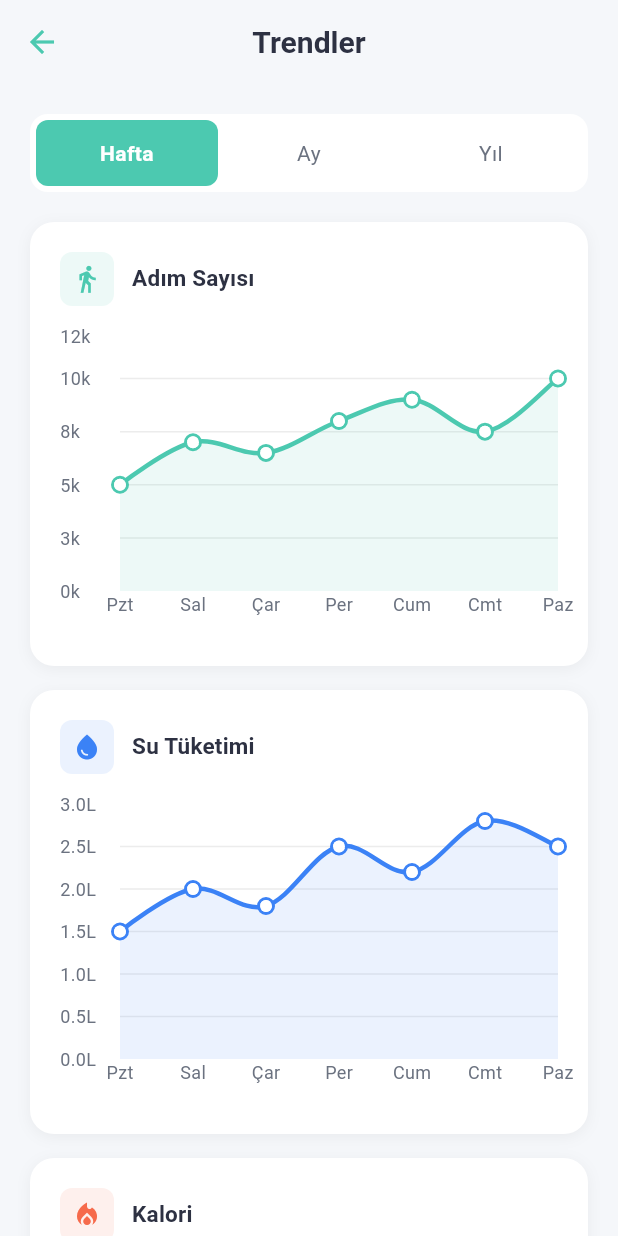
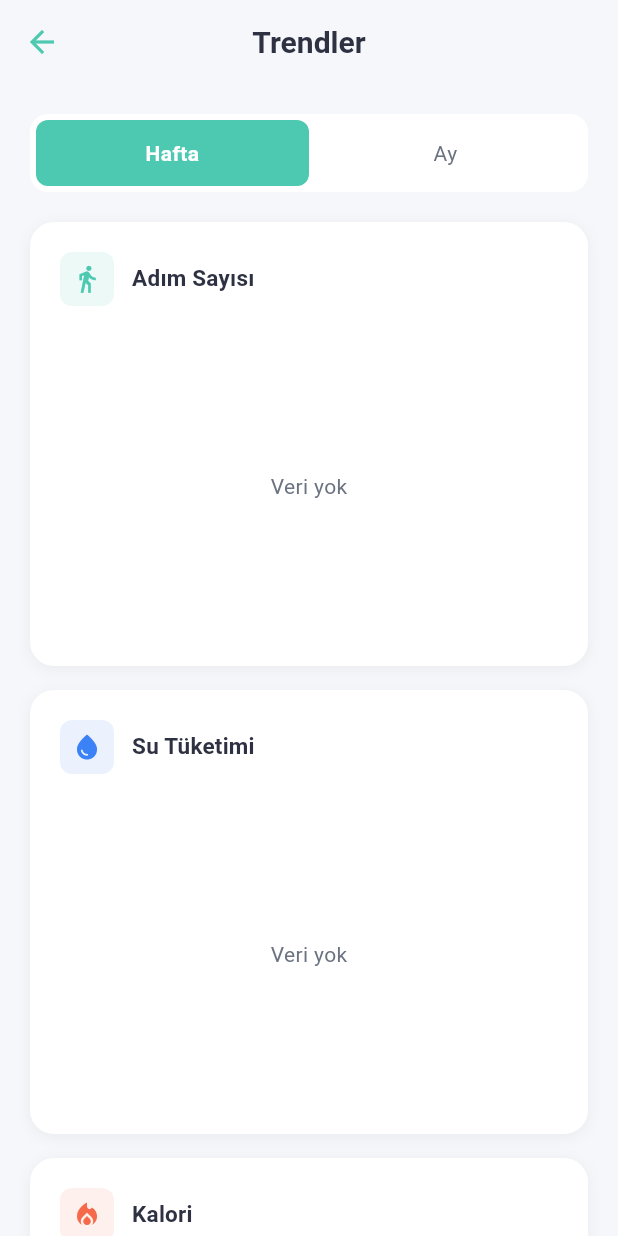
Before and after one commit to mlhdncy/bodyecho, a Flutter app: the TrendsScreen screen opened directly, on a phone screen of 412 x 824 dp. Run offline on Flutter 3.47's test engine with Material 3 defaults, Android fonts, the light colour scheme and no system bars; drawn by our look-alikes of fl_chart; our stand-ins replace cloud_firestore, firebase_auth, firebase_core; accounts and stored records are empty; statements that could not run were skipped.

Commit message:
feat: Introduce core authentication, home, profile, and trends features, including Firestore service.

```diff
--- a/lib/features/trends/views/trends_screen.dart
+++ b/lib/features/trends/views/trends_screen.dart
@@ -1,6 +1,11 @@
 import 'package:flutter/material.dart';
 import 'package:fl_chart/fl_chart.dart';
+import 'package:provider/provider.dart';
+import 'package:intl/intl.dart';
 import '../../../config/app_colors.dart';
+import '../../../services/firestore_service.dart';
+import '../../../models/daily_metric_model.dart';
+import '../../../core/authentication/viewmodels/auth_provider.dart';
 
 class TrendsScreen extends StatefulWidget {
   const TrendsScreen({super.key});
@@ -10,7 +15,38 @@ class TrendsScreen extends StatefulWidget {
 }
 
 class _TrendsScreenState extends State<TrendsScreen> {
-  String _selectedPeriod = 'week'; // week, month, year
+  String _selectedPeriod = 'week'; // week, month
+  bool _isLoading = true;
+  List<DailyMetricModel> _history = [];
+  final FirestoreService _firestoreService = FirestoreService();
+
+  @override
+  void initState() {
+    super.initState();
+    _loadHistory();
+  }
+
+  Future<void> _loadHistory() async {
+    setState(() => _isLoading = true);
+    try {
+      final authProvider = context.read<AuthProvider>();
+      final userId = authProvider.currentUser?.anonymousId;
+
+      if (userId != null) {
+        // Hafta için 7, Ay için 30 gün
+        final days = _selectedPeriod == 'week' ? 7 : 30;
+        final history = await _firestoreService.getDailyMetricsHistory(userId, days: days);
+
+        setState(() {
+          _history = history;
+        });
+      }
+    } catch (e) {
+      debugPrint('TrendsScreen: Error loading history - $e');
+    } finally {
+      setState(() => _isLoading = false);
+    }
+  }
 
   @override
   Widget build(BuildContext context) {
@@ -21,7 +57,9 @@ class _TrendsScreenState extends State<TrendsScreen> {
         elevation: 0,
         title: const Text('Trendler'),
       ),
-      body: SingleChildScrollView(
+      body: _isLoading
+        ? const Center(child: CircularProgressIndicator())
+        : SingleChildScrollView(
           padding: const EdgeInsets.all(20),
           child: Column(
             crossAxisAlignment: CrossAxisAlignment.stretch,
@@ -84,9 +122,6 @@ class _TrendsScreenState extends State<TrendsScreen> {
           Expanded(
             child: _buildPeriodButton('Ay', 'month'),
           ),
-          Expanded(
-            child: _buildPeriodButton('Yıl', 'year'),
-          ),
         ],
       ),
     );
@@ -100,6 +135,7 @@ class _TrendsScreenState extends State<TrendsScreen> {
         setState(() {
           _selectedPeriod = value;
         });
+        _loadHistory();
       },
       borderRadius: BorderRadius.circular(8),
       child: Container(
@@ -164,7 +200,9 @@ class _TrendsScreenState extends State<TrendsScreen> {
           const SizedBox(height: 20),
           SizedBox(
             height: 200,
-            child: chart,
+            child: _history.isEmpty
+              ? const Center(child: Text('Veri yok'))
+              : chart,
           ),
         ],
       ),
@@ -172,80 +210,36 @@ class _TrendsScreenState extends State<TrendsScreen> {
   }
 
   Widget _buildStepsChart() {
-    // Sample data - replace with real data
-    final spots = [
-      FlSpot(0, 5000),
-      FlSpot(1, 7000),
-      FlSpot(2, 6500),
-      FlSpot(3, 8000),
-      FlSpot(4, 9000),
-      FlSpot(5, 7500),
-      FlSpot(6, 10000),
-    ];
+    final spots = _history.asMap().entries.map((entry) {
+      return FlSpot(entry.key.toDouble(), entry.value.steps.toDouble());
+    }).toList();
 
     return LineChart(
       LineChartData(
-        gridData: FlGridData(
-          show: true,
-          drawVerticalLine: false,
-          horizontalInterval: 2500,
-          getDrawingHorizontalLine: (value) {
-            return FlLine(
-              color: Colors.grey.withOpacity(0.2),
-              strokeWidth: 1,
-            );
-          },
-        ),
+        gridData: FlGridData(show: false),
         titlesData: FlTitlesData(
           show: true,
-          rightTitles: const AxisTitles(
-            sideTitles: SideTitles(showTitles: false),
-          ),
-          topTitles: const AxisTitles(
-            sideTitles: SideTitles(showTitles: false),
-          ),
+          rightTitles: const AxisTitles(sideTitles: SideTitles(showTitles: false)),
+          topTitles: const AxisTitles(sideTitles: SideTitles(showTitles: false)),
           bottomTitles: AxisTitles(
             sideTitles: SideTitles(
               showTitles: true,
               reservedSize: 30,
               interval: 1,
               getTitlesWidget: (value, meta) {
-                const days = ['Pzt', 'Sal', 'Çar', 'Per', 'Cum', 'Cmt', 'Paz'];
-                if (value.toInt() >= 0 && value.toInt() < days.length) {
+                if (value.toInt() >= 0 && value.toInt() < _history.length) {
+                  final date = _history[value.toInt()].date;
                   return Text(
-                    days[value.toInt()],
-                    style: const TextStyle(
-                      color: AppColors.textSecondary,
-                      fontSize: 12,
-                    ),
+                    DateFormat('E', 'tr_TR').format(date), // Gün ismi
+                    style: const TextStyle(color: AppColors.textSecondary, fontSize: 10),
                   );
                 }
                 return const Text('');
               },
             ),
           ),
-          leftTitles: AxisTitles(
-            sideTitles: SideTitles(
-              showTitles: true,
-              interval: 2500,
-              reservedSize: 40,
-              getTitlesWidget: (value, meta) {
-                return Text(
-                  '${(value / 1000).toStringAsFixed(0)}k',
-                  style: const TextStyle(
-                    color: AppColors.textSecondary,
-                    fontSize: 12,
-                  ),
-                );
-              },
-            ),
-          ),
         ),
         borderData: FlBorderData(show: false),
-        minX: 0,
-        maxX: 6,
-        minY: 0,
-        maxY: 12000,
         lineBarsData: [
           LineChartBarData(
             spots: spots,
@@ -253,17 +247,7 @@ class _TrendsScreenState extends State<TrendsScreen> {
             color: AppColors.primaryTeal,
             barWidth: 3,
             isStrokeCapRound: true,
-            dotData: FlDotData(
-              show: true,
-              getDotPainter: (spot, percent, barData, index) {
-                return FlDotCirclePainter(
-                  radius: 4,
-                  color: Colors.white,
-                  strokeWidth: 2,
-                  strokeColor: AppColors.primaryTeal,
-                );
-              },
-            ),
+            dotData: const FlDotData(show: false),
             belowBarData: BarAreaData(
               show: true,
               color: AppColors.primaryTeal.withOpacity(0.1),
@@ -275,79 +259,36 @@ class _TrendsScreenState extends State<TrendsScreen> {
   }
 
   Widget _buildWaterChart() {
-    final spots = [
-      FlSpot(0, 1.5),
-      FlSpot(1, 2.0),
-      FlSpot(2, 1.8),
-      FlSpot(3, 2.5),
-      FlSpot(4, 2.2),
-      FlSpot(5, 2.8),
-      FlSpot(6, 2.5),
-    ];
+    final spots = _history.asMap().entries.map((entry) {
+      return FlSpot(entry.key.toDouble(), entry.value.waterIntake);
+    }).toList();
 
     return LineChart(
       LineChartData(
-        gridData: FlGridData(
-          show: true,
-          drawVerticalLine: false,
-          horizontalInterval: 0.5,
-          getDrawingHorizontalLine: (value) {
-            return FlLine(
-              color: Colors.grey.withOpacity(0.2),
-              strokeWidth: 1,
-            );
-          },
-        ),
+        gridData: FlGridData(show: false),
         titlesData: FlTitlesData(
           show: true,
-          rightTitles: const AxisTitles(
-            sideTitles: SideTitles(showTitles: false),
-          ),
-          topTitles: const AxisTitles(
-            sideTitles: SideTitles(showTitles: false),
-          ),
+          rightTitles: const AxisTitles(sideTitles: SideTitles(showTitles: false)),
+          topTitles: const AxisTitles(sideTitles: SideTitles(showTitles: false)),
           bottomTitles: AxisTitles(
             sideTitles: SideTitles(
               showTitles: true,
               reservedSize: 30,
               interval: 1,
               getTitlesWidget: (value, meta) {
-                const days = ['Pzt', 'Sal', 'Çar', 'Per', 'Cum', 'Cmt', 'Paz'];
-                if (value.toInt() >= 0 && value.toInt() < days.length) {
+                if (value.toInt() >= 0 && value.toInt() < _history.length) {
+                  final date = _history[value.toInt()].date;
                   return Text(
-                    days[value.toInt()],
-                    style: const TextStyle(
-                      color: AppColors.textSecondary,
-                      fontSize: 12,
-                    ),
+                    DateFormat('E', 'tr_TR').format(date),
+                    style: const TextStyle(color: AppColors.textSecondary, fontSize: 10),
                   );
                 }
                 return const Text('');
               },
             ),
           ),
-          leftTitles: AxisTitles(
-            sideTitles: SideTitles(
-              showTitles: true,
-              interval: 0.5,
-              reservedSize: 40,
-              getTitlesWidget: (value, meta) {
-                return Text(
-                  '${value.toStringAsFixed(1)}L',
-                  style: const TextStyle(
-                    color: AppColors.textSecondary,
-                    fontSize: 12,
-                  ),
-                );
-              },
-            ),
-          ),
         ),
         borderData: FlBorderData(show: false),
-        minX: 0,
-        maxX: 6,
-        minY: 0,
-        maxY: 3,
         lineBarsData: [
           LineChartBarData(
             spots: spots,
@@ -355,17 +296,7 @@ class _TrendsScreenState extends State<TrendsScreen> {
             color: AppColors.accentBlue,
             barWidth: 3,
             isStrokeCapRound: true,
-            dotData: FlDotData(
-              show: true,
-              getDotPainter: (spot, percent, barData, index) {
-                return FlDotCirclePainter(
-                  radius: 4,
-                  color: Colors.white,
-                  strokeWidth: 2,
-                  strokeColor: AppColors.accentBlue,
-                );
-              },
-            ),
+            dotData: const FlDotData(show: false),
             belowBarData: BarAreaData(
               show: true,
               color: AppColors.accentBlue.withOpacity(0.1),
@@ -380,94 +311,54 @@ class _TrendsScreenState extends State<TrendsScreen> {
     return BarChart(
       BarChartData(
         alignment: BarChartAlignment.spaceAround,
-        maxY: 2500,
         barTouchData: BarTouchData(enabled: false),
         titlesData: FlTitlesData(
           show: true,
-          rightTitles: const AxisTitles(
-            sideTitles: SideTitles(showTitles: false),
-          ),
-          topTitles: const AxisTitles(
-            sideTitles: SideTitles(showTitles: false),
-          ),
+          rightTitles: const AxisTitles(sideTitles: SideTitles(showTitles: false)),
+          topTitles: const AxisTitles(sideTitles: SideTitles(showTitles: false)),
           bottomTitles: AxisTitles(
             sideTitles: SideTitles(
               showTitles: true,
               reservedSize: 30,
               getTitlesWidget: (value, meta) {
-                const days = ['Pzt', 'Sal', 'Çar', 'Per', 'Cum', 'Cmt', 'Paz'];
-                if (value.toInt() >= 0 && value.toInt() < days.length) {
+                if (value.toInt() >= 0 && value.toInt() < _history.length) {
+                  final date = _history[value.toInt()].date;
                   return Text(
-                    days[value.toInt()],
-                    style: const TextStyle(
-                      color: AppColors.textSecondary,
-                      fontSize: 12,
-                    ),
+                    DateFormat('E', 'tr_TR').format(date),
+                    style: const TextStyle(color: AppColors.textSecondary, fontSize: 10),
                   );
                 }
                 return const Text('');
               },
             ),
           ),
-          leftTitles: AxisTitles(
-            sideTitles: SideTitles(
-              showTitles: true,
-              interval: 500,
-              reservedSize: 40,
-              getTitlesWidget: (value, meta) {
-                return Text(
-                  '${value.toInt()}',
-                  style: const TextStyle(
-                    color: AppColors.textSecondary,
-                    fontSize: 12,
         ),
+        gridData: FlGridData(show: false),
+        borderData: FlBorderData(show: false),
+        barGroups: _history.asMap().entries.map((entry) {
+          return BarChartGroupData(
+            x: entry.key,
+            barRods: [
+              BarChartRodData(
+                toY: entry.value.calorieEstimate.toDouble(),
+                color: AppColors.alertOrange,
+                width: 12,
+                borderRadius: const BorderRadius.vertical(top: Radius.circular(4)),
+              ),
+            ],
           );
-              },
-            ),
-          ),
-        ),
-        gridData: FlGridData(
-          show: true,
-          drawVerticalLine: false,
-          horizontalInterval: 500,
-          getDrawingHorizontalLine: (value) {
-            return FlLine(
-              color: Colors.grey.withOpacity(0.2),
-              strokeWidth: 1,
-            );
-          },
-        ),
-        borderData: FlBorderData(show: false),
-        barGroups: [
-          _buildBarGroup(0, 1500),
-          _buildBarGroup(1, 1800),
-          _buildBarGroup(2, 1600),
-          _buildBarGroup(3, 2000),
-          _buildBarGroup(4, 2200),
-          _buildBarGroup(5, 1900),
-          _buildBarGroup(6, 2100),
-        ],
+        }).toList(),
       ),
     );
   }
 
-  BarChartGroupData _buildBarGroup(int x, double y) {
-    return BarChartGroupData(
-      x: x,
-      barRods: [
-        BarChartRodData(
-          toY: y,
-          color: AppColors.alertOrange,
-          width: 16,
-          borderRadius: const BorderRadius.vertical(
-            top: Radius.circular(4),
-          ),
-        ),
-      ],
-    );
-  }
+  Widget _buildStatsSummary() {
+    if (_history.isEmpty) return const SizedBox.shrink();
 
-  Widget _buildStatsSummary() {
+    final avgSteps = (_history.map((m) => m.steps).reduce((a, b) => a + b) / _history.length).toInt();
+    final totalWater = _history.map((m) => m.waterIntake).reduce((a, b) => a + b);
+    final totalCalories = _history.map((m) => m.calorieEstimate).reduce((a, b) => a + b);
+
     return Container(
       padding: const EdgeInsets.all(20),
       decoration: BoxDecoration(
@@ -481,9 +372,9 @@ class _TrendsScreenState extends State<TrendsScreen> {
       child: Column(
         crossAxisAlignment: CrossAxisAlignment.start,
         children: [
-          const Text(
-            'Bu Hafta Özeti',
-            style: TextStyle(
+          Text(
+            '${_selectedPeriod == 'week' ? 'Bu Hafta' : 'Bu Ay'} Özeti',
+            style: const TextStyle(
               color: Colors.white,
               fontSize: 18,
               fontWeight: FontWeight.bold,
@@ -493,9 +384,9 @@ class _TrendsScreenState extends State<TrendsScreen> {
           Row(
             mainAxisAlignment: MainAxisAlignment.spaceBetween,
             children: [
-              _buildStatItem('Ortalama Adım', '7,500', Icons.directions_walk),
-              _buildStatItem('Toplam Su', '16.3 L', Icons.water_drop),
-              _buildStatItem('Toplam Kalori', '13,100', Icons.local_fire_department),
+              _buildStatItem('Ort. Adım', '$avgSteps', Icons.directions_walk),
+              _buildStatItem('Top. Su', '${totalWater.toStringAsFixed(1)} L', Icons.water_drop),
+              _buildStatItem('Top. Kalori', '$totalCalories', Icons.local_fire_department),
             ],
           ),
         ],
```
Also changed, not shown: lib/core/authentication/viewmodels/auth_provider.dart (+11 -0 lines), lib/features/home/viewmodels/home_provider.dart (+31 -3 lines), lib/features/profile/views/profile_screen.dart (+15 -11 lines), lib/features/profile/views/settings_screen.dart (added, +222 -0 lines), lib/services/firestore_service.dart (+35 -0 lines). Lines whose indentation alone changed are shown as unchanged.
